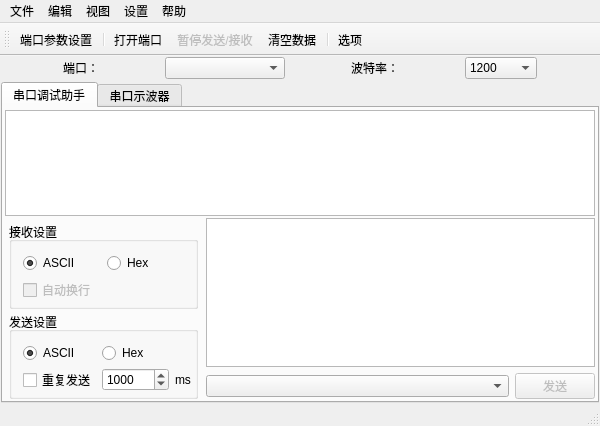
Before: the Qt Designer form SerialTool/ui/serialtool.ui in skiars/SerialTool, drawn with Qt 5.
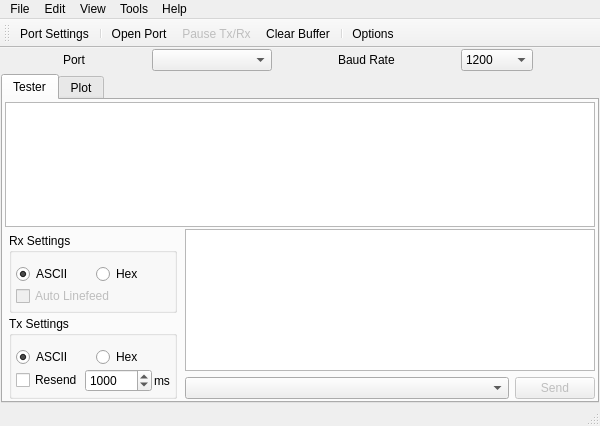
After: the same form once the commit is applied. Icons and pictures are not drawn. Custom widgets are drawn as their Qt base class.

Patch:
```diff
--- a/SerialTool/ui/serialtool.ui
+++ b/SerialTool/ui/serialtool.ui
@@ -1,8 +1,8 @@
 <?xml version="1.0" encoding="UTF-8"?>
 <ui version="4.0">
  <author>官文亮</author>
- <class>SerialToolClass</class>
- <widget class="QMainWindow" name="SerialToolClass">
+ <class>SerialTool</class>
+ <widget class="QMainWindow" name="SerialTool">
   <property name="geometry">
    <rect>
     <x>0</x>
@@ -80,7 +80,7 @@
           </sizepolicy>
          </property>
          <property name="text">
-          <string>端口：</string>
+          <string>Port</string>
          </property>
         </widget>
        </item>
@@ -118,7 +118,7 @@
           </sizepolicy>
          </property>
          <property name="text">
-          <string>波特率：</string>
+          <string>Baud Rate</string>
          </property>
         </widget>
        </item>
@@ -131,46 +131,46 @@
           </sizepolicy>
          </property>
          <property name="currentText">
-          <string>1200</string>
+          <string notr="true">1200</string>
          </property>
          <item>
           <property name="text">
-           <string>1200</string>
+           <string notr="true">1200</string>
           </property>
          </item>
          <item>
           <property name="text">
-           <string>2400</string>
+           <string notr="true">2400</string>
           </property>
          </item>
          <item>
           <property name="text">
-           <string>4800</string>
+           <string notr="true">4800</string>
           </property>
          </item>
          <item>
           <property name="text">
-           <string>9600</string>
+           <string notr="true">9600</string>
           </property>
          </item>
          <item>
           <property name="text">
-           <string>19200</string>
+           <string notr="true">19200</string>
           </property>
          </item>
          <item>
           <property name="text">
-           <string>38400</string>
+           <string notr="true">38400</string>
           </property>
          </item>
          <item>
           <property name="text">
-           <string>57600</string>
+           <string notr="true">57600</string>
           </property>
          </item>
          <item>
           <property name="text">
-           <string>115200</string>
+           <string notr="true">115200</string>
           </property>
          </item>
         </widget>
@@ -191,7 +191,7 @@
       </property>
       <widget class="QWidget" name="tab_2">
        <attribute name="title">
-        <string>串口调试助手</string>
+        <string>Tester</string>
        </attribute>
        <layout class="QVBoxLayout" name="verticalLayout_3">
         <property name="spacing">
@@ -251,39 +251,49 @@
                 </sizepolicy>
                </property>
                <property name="title">
-                <string>接收设置</string>
+                <string>Rx Settings</string>
                </property>
-               <layout class="QGridLayout" name="gridLayout_2">
+               <layout class="QVBoxLayout" name="verticalLayout_5">
+                <property name="spacing">
+                 <number>2</number>
+                </property>
+                <property name="leftMargin">
+                 <number>4</number>
+                </property>
+                <property name="rightMargin">
+                 <number>4</number>
+                </property>
                 <property name="bottomMargin">
                  <number>4</number>
                 </property>
-                <property name="verticalSpacing">
-                 <number>5</number>
-                </property>
-                <item row="1" column="0">
+                <item>
+                 <layout class="QHBoxLayout" name="horizontalLayout_3">
+                  <item>
+                   <widget class="QRadioButton" name="portReadAscii">
+                    <property name="text">
+                     <string notr="true">ASCII</string>
+                    </property>
+                    <property name="checked">
+                     <bool>true</bool>
+                    </property>
+                   </widget>
+                  </item>
+                  <item>
+                   <widget class="QRadioButton" name="portReadHex">
+                    <property name="text">
+                     <string notr="true">Hex</string>
+                    </property>
+                   </widget>
+                  </item>
+                 </layout>
+                </item>
+                <item>
                  <widget class="QCheckBox" name="checkBox_2">
                   <property name="enabled">
                    <bool>false</bool>
                   </property>
                   <property name="text">
-                   <string>自动换行</string>
-                  </property>
-                 </widget>
-                </item>
-                <item row="0" column="1">
-                 <widget class="QRadioButton" name="portReadHex">
-                  <property name="text">
-                   <string>Hex</string>
-                  </property>
-                 </widget>
-                </item>
-                <item row="0" column="0">
-                 <widget class="QRadioButton" name="portReadAscii">
-                  <property name="text">
-                   <string>ASCII</string>
-                  </property>
-                  <property name="checked">
-                   <bool>true</bool>
+                   <string>Auto Linefeed</string>
                   </property>
                  </widget>
                 </item>
@@ -299,61 +309,75 @@
                 </sizepolicy>
                </property>
                <property name="title">
-                <string>发送设置</string>
+                <string>Tx Settings</string>
                </property>
-               <layout class="QGridLayout" name="gridLayout">
+               <layout class="QVBoxLayout" name="verticalLayout_6">
+                <property name="spacing">
+                 <number>2</number>
+                </property>
+                <property name="leftMargin">
+                 <number>4</number>
+                </property>
                 <property name="rightMargin">
                  <number>4</number>
                 </property>
                 <property name="bottomMargin">
                  <number>4</number>
                 </property>
-                <property name="verticalSpacing">
-                 <number>5</number>
-                </property>
-                <item row="1" column="1">
-                 <widget class="QRadioButton" name="portWriteHex">
-                  <property name="text">
-                   <string>Hex</string>
-                  </property>
-                 </widget>
+                <item>
+                 <layout class="QHBoxLayout" name="horizontalLayout_4">
+                  <item>
+                   <widget class="QRadioButton" name="portWriteAscii">
+                    <property name="text">
+                     <string notr="true">ASCII</string>
+                    </property>
+                    <property name="checked">
+                     <bool>true</bool>
+                    </property>
+                   </widget>
+                  </item>
+                  <item>
+                   <widget class="QRadioButton" name="portWriteHex">
+                    <property name="text">
+                     <string notr="true">Hex</string>
+                    </property>
+                   </widget>
+                  </item>
+                 </layout>
                 </item>
-                <item row="2" column="0">
-                 <widget class="QCheckBox" name="resendBox">
-                  <property name="text">
-                   <string>重复发送</string>
+                <item>
+                 <layout class="QHBoxLayout" name="horizontalLayout_6">
+                  <property name="spacing">
+                   <number>2</number>
                   </property>
-                 </widget>
-                </item>
-                <item row="2" column="3">
-                 <widget class="QLabel" name="label_3">
-                  <property name="text">
-                   <string>ms</string>
-                  </property>
-                 </widget>
-                </item>
-                <item row="2" column="1">
-                 <widget class="QSpinBox" name="spinBoxStepTime">
-                  <property name="minimum">
-                   <number>10</number>
-                  </property>
-                  <property name="maximum">
-                   <number>120000</number>
-                  </property>
-                  <property name="value">
-                   <number>1000</number>
-                  </property>
-                 </widget>
-                </item>
-                <item row="1" column="0">
-                 <widget class="QRadioButton" name="portWriteAscii">
-                  <property name="text">
-                   <string>ASCII</string>
-                  </property>
-                  <property name="checked">
-                   <bool>true</bool>
-                  </property>
-                 </widget>
+                  <item>
+                   <widget class="QCheckBox" name="resendBox">
+                    <property name="text">
+                     <string>Resend</string>
+                    </property>
+                   </widget>
+                  </item>
+                  <item>
+                   <widget class="QSpinBox" name="spinBoxStepTime">
+                    <property name="minimum">
+                     <number>10</number>
+                    </property>
+                    <property name="maximum">
+                     <number>120000</number>
+                    </property>
+                    <property name="value">
+                     <number>1000</number>
+                    </property>
+                   </widget>
+                  </item>
+                  <item>
+                   <widget class="QLabel" name="label_3">
+                    <property name="text">
+                     <string>ms</string>
+                    </property>
+                   </widget>
+                  </item>
+                 </layout>
                 </item>
                </layout>
               </widget>
@@ -375,10 +399,10 @@
                </sizepolicy>
               </property>
               <property name="toolTip">
-               <string>Ctrl + Enter</string>
+               <string>Ctrl+Enter</string>
               </property>
               <property name="text">
-               <string>发送</string>
+               <string>Send</string>
               </property>
               <property name="shortcut">
                <string>Ctrl+Return</string>
@@ -406,7 +430,7 @@
       </widget>
       <widget class="QWidget" name="tab">
        <attribute name="title">
-        <string>串口示波器</string>
+        <string>Plot</string>
        </attribute>
        <layout class="QHBoxLayout" name="horizontalLayout_2">
         <property name="spacing">
@@ -475,7 +499,7 @@
           <item>
            <widget class="QLabel" name="label_4">
             <property name="text">
-             <string>Y轴上限：</string>
+             <string>Y Axis Upper</string>
             </property>
            </widget>
           </item>
@@ -492,7 +516,7 @@
           <item>
            <widget class="QLabel" name="label_5">
             <property name="text">
-             <string>Y轴下限：</string>
+             <string>Y Axis Lower</string>
             </property>
            </widget>
           </item>
@@ -506,92 +530,89 @@
           <item>
            <widget class="QLabel" name="label_6">
             <property name="text">
-             <string>X轴采样数：</string>
+             <string>X Axis Points</string>
             </property>
            </widget>
           </item>
           <item>
            <widget class="QComboBox" name="xRangeBox">
             <property name="currentText">
-             <string>10</string>
+             <string notr="true">10</string>
             </property>
             <property name="maxVisibleItems">
              <number>20</number>
             </property>
             <item>
              <property name="text">
-              <string>10</string>
+              <string notr="true">10</string>
              </property>
             </item>
             <item>
              <property name="text">
-              <string>20</string>
+              <string notr="true">20</string>
              </property>
             </item>
             <item>
              <property name="text">
-              <string>25</string>
+              <string notr="true">25</string>
              </property>
             </item>
             <item>
              <property name="text">
-              <string>50</string>
+              <string notr="true">50</string>
              </property>
             </item>
             <item>
              <property name="text">
-              <string>100</string>
+              <string notr="true">100</string>
              </property>
             </item>
             <item>
              <property name="text">
-              <string>200</string>
+              <string notr="true">200</string>
              </property>
             </item>
             <item>
              <property name="text">
-              <string>250</string>
+              <string notr="true">250</string>
              </property>
             </item>
             <item>
              <property name="text">
-              <string>500</string>
+              <string notr="true">500</string>
              </property>
             </item>
             <item>
              <property name="text">
-              <string>1000</string>
+              <string notr="true">1000</string>
              </property>
             </item>
             <item>
              <property name="text">
-              <string>2000</string>
+              <string notr="true">2000</string>
              </property>
             </item>
             <item>
              <property name="text">
-              <string>2500</string>
+              <string notr="true">2500</string>
              </property>
             </item>
             <item>
              <property name="text">
-              <string>5000</string>
+              <string notr="true">5000</string>
              </property>
             </item>
             <item>
              <property name="text">
-              <string>10000</string>
+              <string notr="true">10000</string>
              </property>
             </item>
            </widget>
           </item>
           <item>
            <widget class="QCheckBox" name="holdRxOscBox">
-            <property name="toolTip">
-             <string>串口示波器在其他选项卡下也会接收数据</string>
-            </property>
             <property name="text">
-             <string>保持接收</string>
+             <string>Hold receive</string>
             </property>
             <property name="checked">
              <bool>true</bool>
@@ -630,7 +651,7 @@
    </property>
    <widget class="QMenu" name="menu">
     <property name="title">
-     <string>文件</string>
+     <string>File</string>
     </property>
     <addaction name="actionSave"/>
     <addaction name="separator"/>
@@ -638,15 +659,15 @@
    </widget>
    <widget class="QMenu" name="menu_2">
     <property name="title">
-     <string>设置</string>
+     <string>Tools</string>
     </property>
     <addaction name="actionOption"/>
    </widget>
    <widget class="QMenu" name="menu_3">
     <property name="title">
-     <string>编辑</string>
+     <string>Edit</string>
     </property>
-    <addaction name="openPortAction"/>
+    <addaction name="portSwitchAction"/>
     <addaction name="portRunAction"/>
     <addaction name="clearAction"/>
     <addaction name="separator"/>
@@ -654,7 +675,7 @@
    </widget>
    <widget class="QMenu" name="menu_4">
     <property name="title">
-     <string>视图</string>
+     <string>View</string>
     </property>
     <addaction name="actionVisibleTab0"/>
     <addaction name="actionVisibleTab1"/>
@@ -664,7 +685,7 @@
    </widget>
    <widget class="QMenu" name="menu_5">
     <property name="title">
-     <string>帮助</string>
+     <string>Help</string>
     </property>
     <addaction name="actionAbout"/>
    </widget>
@@ -676,7 +697,7 @@
   </widget>
   <widget class="QToolBar" name="toolBar1">
    <property name="windowTitle">
-    <string>工具栏</string>
+    <string>Tool Bar</string>
    </property>
    <property name="allowedAreas">
     <set>Qt::BottomToolBarArea|Qt::TopToolBarArea</set>
@@ -689,7 +710,7 @@
    </attribute>
    <addaction name="portSetAction"/>
    <addaction name="separator"/>
-   <addaction name="openPortAction"/>
+   <addaction name="portSwitchAction"/>
    <addaction name="portRunAction"/>
    <addaction name="clearAction"/>
    <addaction name="separator"/>
@@ -702,7 +723,7 @@
      <normaloff>:/SerialTool/images/save.ico</normaloff>:/SerialTool/images/save.ico</iconset>
    </property>
    <property name="text">
-    <string>保存</string>
+    <string>Save</string>
    </property>
    <property name="shortcut">
     <string>Ctrl+S</string>
@@ -714,16 +735,16 @@
      <normaloff>:/SerialTool/images/config.ico</normaloff>:/SerialTool/images/config.ico</iconset>
    </property>
    <property name="text">
-    <string>选项</string>
+    <string>Options</string>
    </property>
   </action>
-  <action name="openPortAction">
+  <action name="portSwitchAction">
    <property name="icon">
     <iconset resource="../resource/serialtool.qrc">
      <normaloff>:/SerialTool/images/connect.png</normaloff>:/SerialTool/images/connect.png</iconset>
    </property>
    <property name="text">
-    <string>打开端口</string>
+    <string>Open Port</string>
    </property>
    <property name="shortcut">
     <string>Alt+S</string>
@@ -739,7 +760,7 @@
      <activeoff>:/SerialTool/images/pause.png</activeoff>:/SerialTool/images/pause.ico</iconset>
    </property>
    <property name="text">
-    <string>暂停发送/接收</string>
+    <string>Pause Tx/Rx</string>
    </property>
    <property name="shortcut">
     <string>Alt+R</string>
@@ -751,7 +772,7 @@
      <normaloff>:/SerialTool/images/clear.png</normaloff>:/SerialTool/images/clear.png</iconset>
    </property>
    <property name="text">
-    <string>清空数据</string>
+    <string>Clear Buffer</string>
    </property>
    <property name="shortcut">
     <string>Alt+C</string>
@@ -763,10 +784,7 @@
      <normaloff>:/SerialTool/images/port config.png</normaloff>:/SerialTool/images/port config.png</iconset>
    </property>
    <property name="text">
-    <string>端口参数设置</string>
-   </property>
-   <property name="toolTip">
-    <string>端口设置</string>
+    <string>Port Settings</string>
    </property>
   </action>
   <action name="actionClose">
@@ -775,7 +793,7 @@
      <normaloff>:/SerialTool/images/exit.ico</normaloff>:/SerialTool/images/exit.ico</iconset>
    </property>
    <property name="text">
-    <string>退出</string>
+    <string>Close</string>
    </property>
   </action>
   <action name="actionVisibleToolbar">
@@ -786,7 +804,7 @@
     <bool>true</bool>
    </property>
    <property name="text">
-    <string>工具栏</string>
+    <string>Tool Bar</string>
    </property>
   </action>
   <action name="actionVisibleTab0">
@@ -794,10 +812,10 @@
     <bool>true</bool>
    </property>
    <property name="text">
-    <string>串口调试助手</string>
+    <string>Tester</string>
    </property>
    <property name="toolTip">
-    <string>显示串口调试助手</string>
+    <string>Tester</string>
    </property>
   </action>
   <action name="actionVisibleTab1">
@@ -805,10 +823,7 @@
     <bool>true</bool>
    </property>
    <property name="text">
-    <string>串口示波器</string>
-   </property>
-   <property name="toolTip">
-    <string>串口示波器</string>
+    <string>Plot</string>
    </property>
   </action>
   <action name="actionVisibleStatusBar">
@@ -819,12 +834,12 @@
     <bool>true</bool>
    </property>
    <property name="text">
-    <string>状态栏</string>
+    <string>Status Bar</string>
    </property>
   </action>
   <action name="actionAbout">
    <property name="text">
-    <string>关于</string>
+    <string>About</string>
    </property>
    <property name="shortcut">
     <string>F1</string>
```
